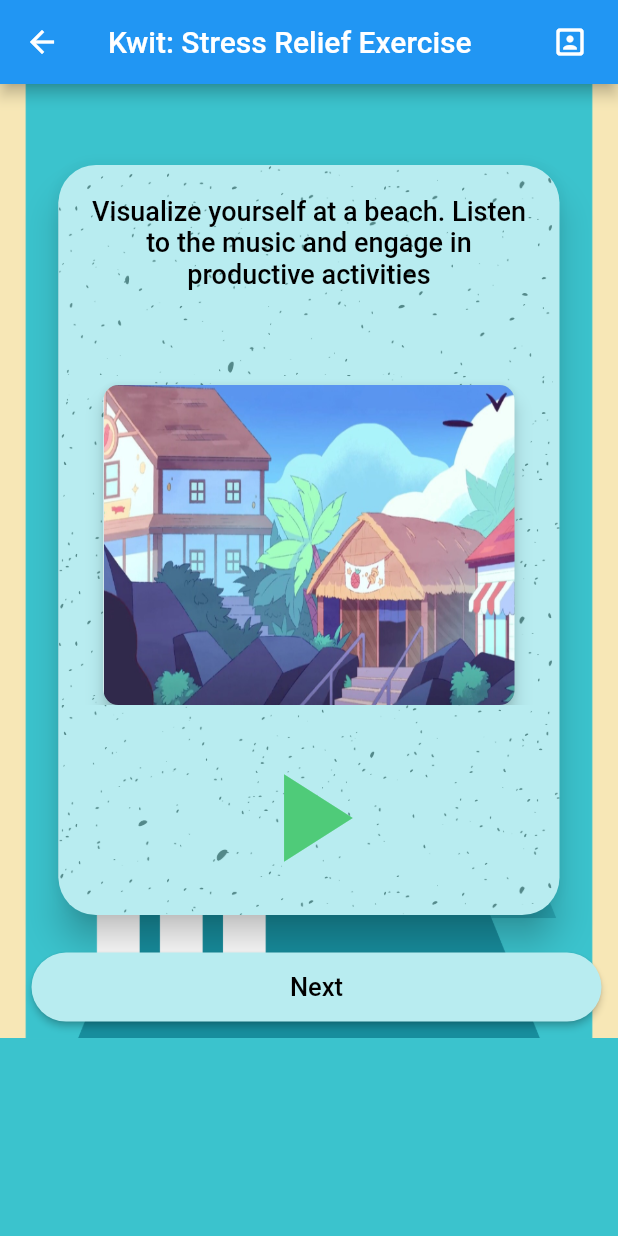
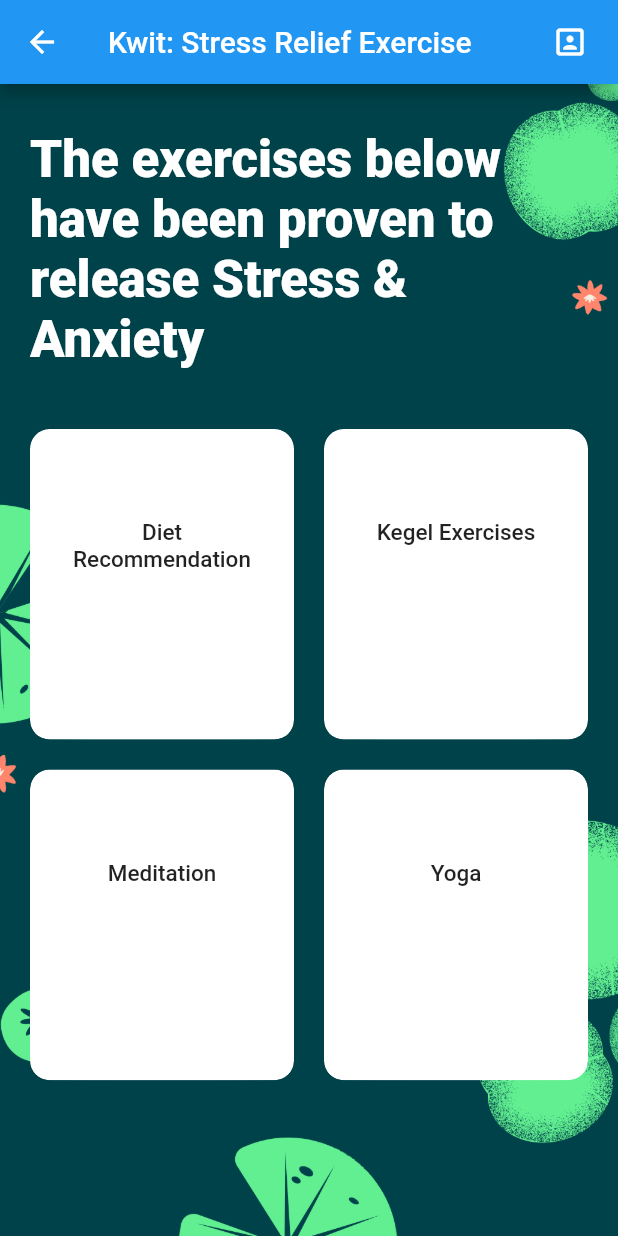
Before and after one commit to SashvDave/Kwit, a Flutter app: the Stress screen opened directly, after a tap on "Next", on a phone screen of 412 x 824 dp. Run offline on Flutter 3.47's test engine with Material 2 defaults, Android fonts, the phone set to English and light mode, and no system bars; our stand-ins replace audioplayers, flutter_svg, image_picker.

Commit message:
Stress therapy

```diff
--- a/lib/main.dart
+++ b/lib/main.dart
@@ -43,14 +43,16 @@ class _MyHomePageState extends State<MyHomePage> {
                   child: Icon(Icons.portrait_rounded)))
         ],
       ),
-      body: Container(
+      body: Stack(children: <Widget>[
+        Container(
           decoration: BoxDecoration(
             image: DecorationImage(
               image: AssetImage('assets/bg1.png'),
               fit: BoxFit.cover,
             ),
           ),
-        child: SingleChildScrollView(
+        ),
+        SingleChildScrollView(
           child: Column(
             children: <Widget>[
               new Container(
@@ -59,8 +61,8 @@ class _MyHomePageState extends State<MyHomePage> {
                 width: 400,
                 margin: EdgeInsets.only(left: 10),
                 child: Card(
-                  margin:
-                      EdgeInsets.only(top: 50, left: 10, right: 10, bottom: 10),
+                    margin: EdgeInsets.only(
+                        top: 50, left: 10, right: 10, bottom: 10),
                     clipBehavior: Clip.antiAlias,
                     color: Colors.white,
                     shadowColor: Colors.black,
@@ -104,8 +106,8 @@ class _MyHomePageState extends State<MyHomePage> {
                 width: 400,
                 margin: EdgeInsets.only(left: 13.25),
                 child: Card(
-                  margin:
-                      EdgeInsets.only(top: 50, left: 10, right: 10, bottom: 10),
+                    margin: EdgeInsets.only(
+                        top: 50, left: 10, right: 10, bottom: 10),
                     clipBehavior: Clip.antiAlias,
                     color: Colors.white,
                     shadowColor: Colors.black,
@@ -198,7 +200,7 @@ class _MyHomePageState extends State<MyHomePage> {
             ],
           ),
         )
-      ),
+      ]),
     );
   }
 }
--- a/lib/screens/stress.dart
+++ b/lib/screens/stress.dart
@@ -3,6 +3,7 @@ import 'package:kwit/screens/anger.dart';
 import 'package:kwit/main.dart';
 import 'package:audioplayers/audio_cache.dart';
 import 'package:audioplayers/audioplayers.dart';
+import 'package:kwit/screens/stress1.dart';
 import 'anger1.dart';
 
 class Stress extends StatefulWidget {
@@ -51,15 +52,16 @@ class _StressState extends State<Stress> {
                   child: Icon(Icons.portrait_rounded)))
         ],
       ),
-      body: Container(
+      body: Stack(children: <Widget>[
+        Container(
           decoration: BoxDecoration(
-            color: const Color(0xFFFFFFF),
             image: DecorationImage(
-              image: AssetImage('assets/stressbg.png'),
+              image: AssetImage('assets/bg20.png'),
               fit: BoxFit.cover,
             ),
           ),
-          child: SingleChildScrollView(
+        ),
+        SingleChildScrollView(
           child: Column(
             children: <Widget>[
               Container(
@@ -133,13 +135,10 @@ class _StressState extends State<Stress> {
                               child: Container(
                                 width: 750,
                                 child: IconButton(
-                                    padding:
-                                        EdgeInsets.only(top: 25, bottom: 15),
+                                  padding: EdgeInsets.only(top: 25, bottom: 15),
                                   iconSize: 100,
                                   icon: Icon(
-                                      isPlaying
-                                          ? Icons.pause
-                                          : Icons.play_arrow,
+                                    isPlaying ? Icons.pause : Icons.play_arrow,
                                     color: const Color(0xFF4FCB79),
                                   ),
                                   onPressed: () {
@@ -170,7 +169,14 @@ class _StressState extends State<Stress> {
                 width: 400,
                 padding: EdgeInsets.all(10.0),
                 child: RaisedButton(
-                    onPressed: () {},
+                  onPressed: () {
+                    Navigator.push(
+                      context,
+                      MaterialPageRoute(builder: (context) {
+                        return Stress1();
+                      }),
+                    );
+                  },
                   shape: RoundedRectangleBorder(
                       borderRadius: BorderRadius.all(Radius.circular(30.0))),
                   child: Text('Next',
@@ -182,7 +188,8 @@ class _StressState extends State<Stress> {
               ),
             ],
           ),
-          )),
+        )
+      ]),
     );
   }
 }
--- /dev/null
+++ b/lib/screens/stress1.dart
@@ -0,0 +1,92 @@
+import 'package:flutter/material.dart';
+import 'package:kwit/main.dart';
+import 'package:kwit/screens/widgets/category_card.dart';
+
+class Stress1 extends StatefulWidget {
+  @override
+  _Stress1State createState() => _Stress1State();
+}
+
+class _Stress1State extends State<Stress1> {
+  @override
+  Widget build(BuildContext context) {
+    var size = MediaQuery.of(context)
+        .size; //this gonna give us total height and with of our device
+    return Scaffold(
+      appBar: AppBar(
+        title: Text('Kwit: Stress Relief Exercise'),
+        actions: [
+          Padding(
+              padding: EdgeInsets.only(right: 20.0),
+              child: GestureDetector(
+                  onTap: () {
+                    Navigator.push(context,
+                        MaterialPageRoute(builder: (context) => MyHomePage()));
+                  },
+                  child: Icon(Icons.portrait_rounded)))
+        ],
+      ),
+      body: Stack(
+        children: <Widget>[
+          Container(
+            decoration: BoxDecoration(
+              image: DecorationImage(
+                image: AssetImage('assets/bg15.png'),
+                fit: BoxFit.cover,
+              ),
+            ),
+          ),
+          SafeArea(
+            child: Padding(
+              padding: const EdgeInsets.symmetric(horizontal: 20),
+              child: Column(
+                crossAxisAlignment: CrossAxisAlignment.start,
+                children: <Widget>[
+                  Container(
+                    padding: EdgeInsets.only(top: 30),
+                    child: Text(
+                      "The exercises below have been proven to release Stress & Anxiety",
+                      style: Theme.of(context)
+                          .textTheme
+                          // ignore: deprecated_member_use
+                          .display1
+                          .copyWith(
+                              fontWeight: FontWeight.w900, color: Colors.white),
+                    ),
+                  ),
+                  Container(
+                    child: Expanded(
+                      child: GridView.count(
+                        padding: EdgeInsets.only(top: 40),
+                        crossAxisCount: 2,
+                        childAspectRatio: .85,
+                        crossAxisSpacing: 20,
+                        mainAxisSpacing: 20,
+                        children: <Widget>[
+                          CategoryCard(
+                            title: "Diet Recommendation",
+                          ),
+                          CategoryCard(
+                            title: "Kegel Exercises",
+                          ),
+                          CategoryCard(
+                            title: "Meditation",
+                            press: () {},
+                          ),
+                          CategoryCard(
+                            title: "Yoga",
+                            press: () {},
+                          ),
+                        ],
+                      ),
+                    ),
+                  )
+                ],
+              ),
+            ),
+          )
+        ],
+      ),
+    );
+  }
+}
--- /dev/null
+++ b/lib/screens/widgets/category_card.dart
@@ -0,0 +1,60 @@
+import 'package:flutter/material.dart';
+import 'package:flutter_svg/flutter_svg.dart';
+
+class CategoryCard extends StatelessWidget {
+  final String svgSrc;
+  final String title;
+  final Function press;
+  const CategoryCard({
+    Key key,
+    this.svgSrc,
+    this.title,
+    this.press,
+  }) : super(key: key);
+
+  @override
+  Widget build(BuildContext context) {
+    return ClipRRect(
+      borderRadius: BorderRadius.circular(13),
+      child: Container(
+        // padding: EdgeInsets.all(20),
+        decoration: BoxDecoration(
+          color: Colors.white,
+          borderRadius: BorderRadius.circular(13),
+          boxShadow: [
+            BoxShadow(
+              offset: Offset(0, 17),
+              blurRadius: 17,
+              spreadRadius: -23,
+              color: const Color(0xFFE6E6E6),
+            ),
+          ],
+        ),
+        child: Material(
+          color: Colors.transparent,
+          child: InkWell(
+            onTap: press,
+            child: Padding(
+              padding: const EdgeInsets.all(20.0),
+              child: Column(
+                children: <Widget>[
+                  Center(
+                      child: new Container(
+                          padding: EdgeInsets.only(top: 40),
+                          child: Text(
+                            title,
+                            textAlign: TextAlign.center,
+                            style: Theme.of(context)
+                                .textTheme
+                                .title
+                                .copyWith(fontSize: 15),
+                          )))
+                ],
+              ),
+            ),
+          ),
+        ),
+      ),
+    );
+  }
+}
--- a/pubspec.yaml
+++ b/pubspec.yaml
@@ -27,6 +27,7 @@ dependencies:
   audioplayers: ^0.17.0
   http: 0.12.2
   url_launcher: 5.7.10
+  flutter_svg:
 
   # The following adds the Cupertino Icons font to your application.
   # Use with the CupertinoIcons class for iOS style icons.
@@ -53,7 +54,11 @@ flutter:
     - assets/sunset.png
     - assets/OptimistByBorrtexArtlist.mp3
     - assets/biking.jpg
+    - assets/biking.webp
     - assets/bg1.png
+    - assets/bg2.png
+    - assets/bg20.png
+    - assets/bg15.png
     - assets/happy.png
     - assets/stressbg.png
     - assets/Calm.mp3
```
Also changed, not shown: assets/bg15.png (added), assets/bg20.png (added), pubspec.lock. Lines whose indentation alone changed are shown as unchanged.
